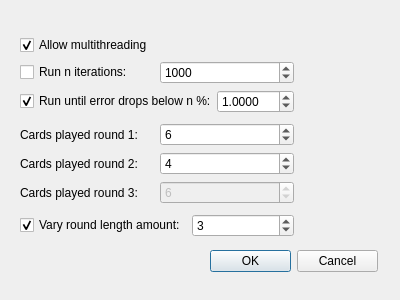
Qt form settingswindow.ui (Inexorably/gwentCalc) before a commit.
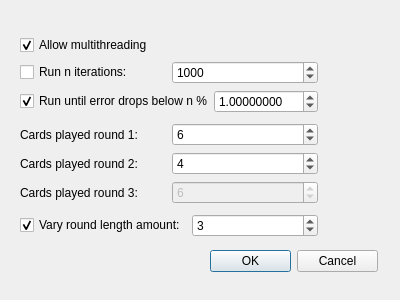
The same form after that commit.

What changed in the file:
```diff
--- a/settingswindow.ui
+++ b/settingswindow.ui
@@ -45,12 +45,12 @@
     </item>
    </layout>
   </widget>
-  <widget class="QWidget" name="">
+  <widget class="QWidget" name="layoutWidget">
    <property name="geometry">
     <rect>
      <x>20</x>
      <y>31</y>
-     <width>274</width>
+     <width>298</width>
      <height>211</height>
     </rect>
    </property>
@@ -112,7 +112,7 @@
         <item>
          <widget class="QDoubleSpinBox" name="percentSpinBox">
           <property name="decimals">
-           <number>4</number>
+           <number>8</number>
           </property>
           <property name="maximum">
            <double>100.000000000000000</double>
```
